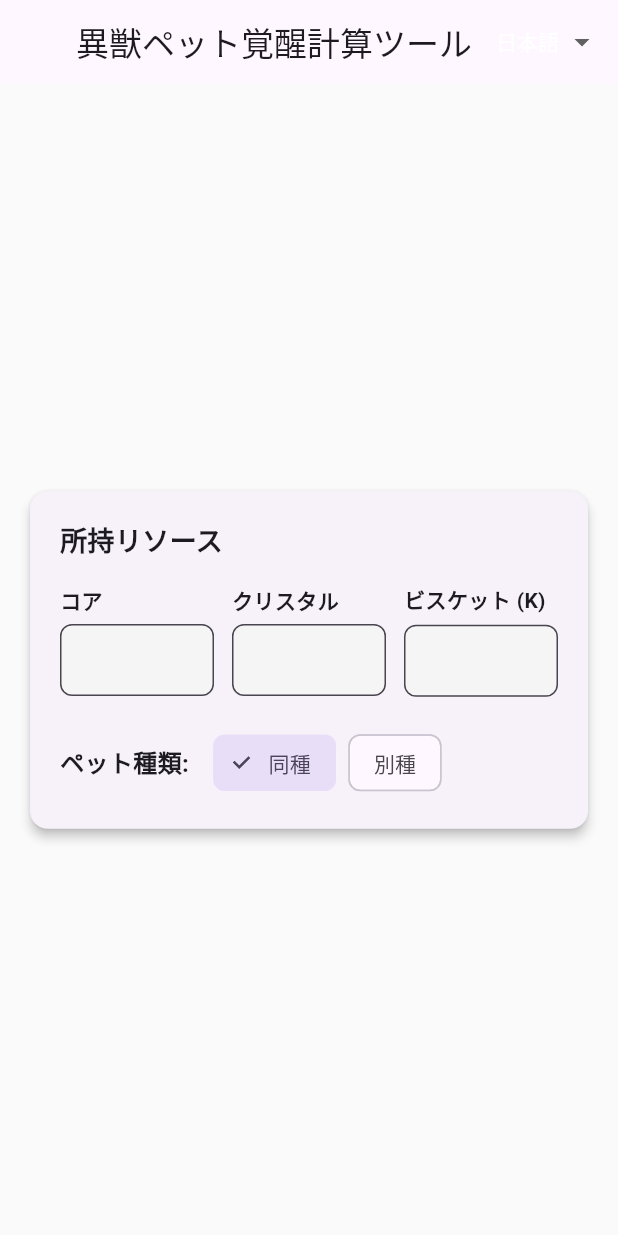
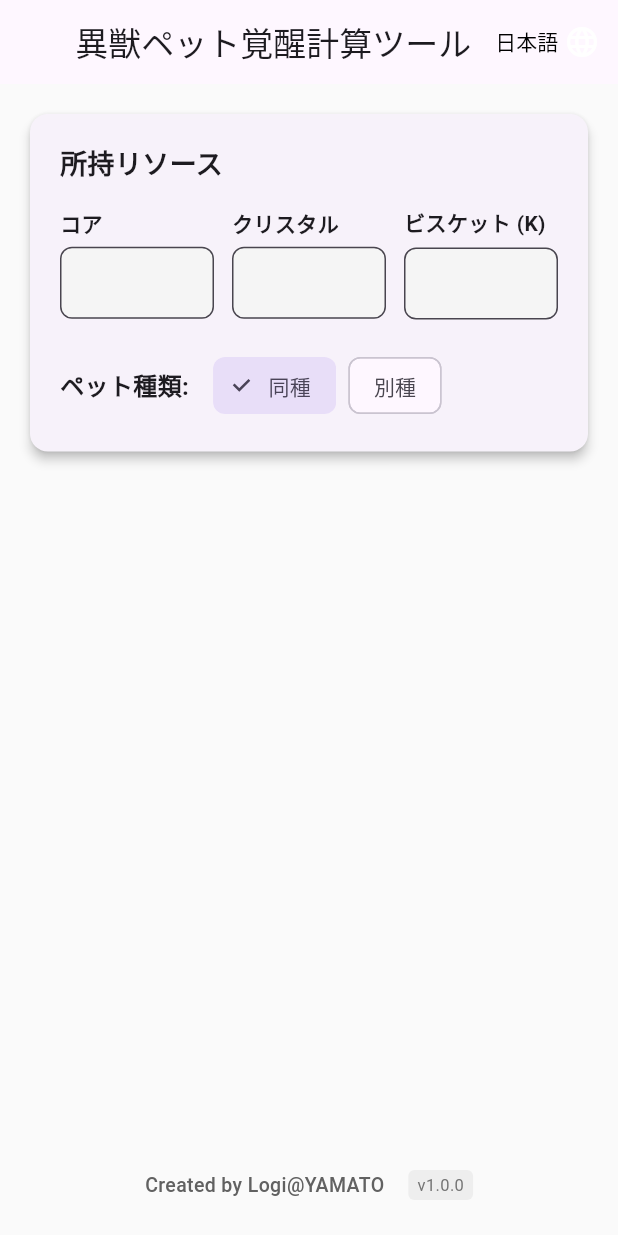
Before and after one commit to logiy5521-tech/xenoawake, a Flutter app: the screen it shows after launch, on a phone screen of 412 x 824 dp. Run offline on Flutter 3.47's test engine with Material 3 defaults, Android fonts, the light colour scheme and no system bars; our stand-ins replace shared_preferences.

Commit message:
バージョン番号追加

```diff
--- a/lib/resource_calculator.dart
+++ b/lib/resource_calculator.dart
@@ -5,6 +5,9 @@ import 'package:flutter/services.dart';
 import 'package:shared_preferences/shared_preferences.dart';
 import 'awakening_table.dart';
 import 'localization.dart';
+
+const String kAppVersion = '1.0.0';
+const String kAppCredit = 'Logi@YAMATO';
 
 class ResourceCalculatorScreen extends StatefulWidget {
   final String locale;
@@ -367,26 +370,15 @@ class _ResourceCalculatorScreenState extends State<ResourceCalculatorScreen> {
             padding: const EdgeInsets.only(right: 12),
             child: DropdownButton<String>(
               value: widget.locale,
-              dropdownColor: Colors.deepPurple[400],
-              style: const TextStyle(color: Colors.white, fontSize: 14),
+              dropdownColor: Colors.white,
+              icon: const Icon(Icons.language, color: Colors.white),
+              style: const TextStyle(color: Colors.black, fontSize: 14, fontWeight: FontWeight.w500),
               underline: Container(),
               items: const [
-                DropdownMenuItem(
-                  value: 'ja',
-                  child: Text('日本語', style: TextStyle(color: Colors.white)),
-                ),
-                DropdownMenuItem(
-                  value: 'en',
-                  child: Text('English', style: TextStyle(color: Colors.white)),
-                ),
-                DropdownMenuItem(
-                  value: 'zh',
-                  child: Text('中文', style: TextStyle(color: Colors.white)),
-                ),
-                DropdownMenuItem(
-                  value: 'ko',
-                  child: Text('한국어', style: TextStyle(color: Colors.white)),
-                ),
+                DropdownMenuItem(value: 'ja', child: Text('日本語')),
+                DropdownMenuItem(value: 'en', child: Text('English')),
+                DropdownMenuItem(value: 'zh', child: Text('中文')),
+                DropdownMenuItem(value: 'ko', child: Text('한국어')),
               ],
               onChanged: (value) {
                 if (value != null) widget.onLocaleChange(value);
@@ -399,6 +391,9 @@ class _ResourceCalculatorScreenState extends State<ResourceCalculatorScreen> {
         child: Container(
           constraints: const BoxConstraints(maxWidth: 1000),
           padding: const EdgeInsets.all(16),
+          child: Column(
+            children: [
+              Expanded(
                 child: SingleChildScrollView(
                   child: Column(
                     children: [
@@ -411,6 +406,28 @@ class _ResourceCalculatorScreenState extends State<ResourceCalculatorScreen> {
                       ],
                     ],
                   ),
+                ),
+              ),
+              // フッター部分
+              Padding(
+                padding: const EdgeInsets.only(top: 16, bottom: 8),
+                child: Row(
+                  mainAxisAlignment: MainAxisAlignment.center,
+                  children: [
+                    Text(
+                      'Created by $kAppCredit',
+                      style: TextStyle(fontSize: 13, color: Colors.grey[700], fontWeight: FontWeight.w500),
+                    ),
+                    const SizedBox(width: 16),
+                    Container(
+                      padding: const EdgeInsets.symmetric(horizontal: 6, vertical: 2),
+                      decoration: BoxDecoration(color: Colors.grey[200], borderRadius: BorderRadius.circular(4)),
+                      child: Text('v$kAppVersion', style: TextStyle(fontSize: 11, color: Colors.grey[600])),
+                    ),
+                  ],
+                ),
+              ),
+            ],
           ),
         ),
       ),
```
Lines whose indentation alone changed are shown as unchanged.
